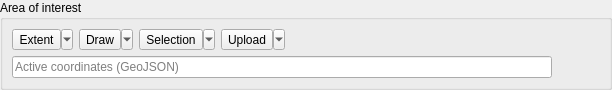
This is planet_explorer/ui/pe_aoi_filter_base.ui in planetlabs/qgis-planet-plugin as Qt 5 draws it before an edit. The edited form follows.
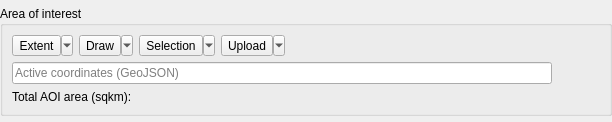
This is the edited form. Icons and pictures are not drawn. Custom widgets are drawn as their Qt base class.

Commit message: Area is now calculated for all AOI cases.

Diff of the .ui file:
```diff
--- a/planet_explorer/ui/pe_aoi_filter_base.ui
+++ b/planet_explorer/ui/pe_aoi_filter_base.ui
@@ -7,7 +7,7 @@
     <x>0</x>
     <y>0</y>
     <width>612</width>
-    <height>85</height>
+    <height>122</height>
    </rect>
   </property>
   <property name="sizePolicy">
@@ -269,6 +269,16 @@
         </layout>
        </widget>
       </item>
+      <item>
+       <widget class="QLabel" name="lblExtentArea">
+        <property name="enabled">
+         <bool>true</bool>
+        </property>
+        <property name="text">
+         <string>Total AOI area (sqkm): </string>
+        </property>
+       </widget>
+      </item>
      </layout>
     </widget>
    </item>
```
The commit also changes 1 other file.
